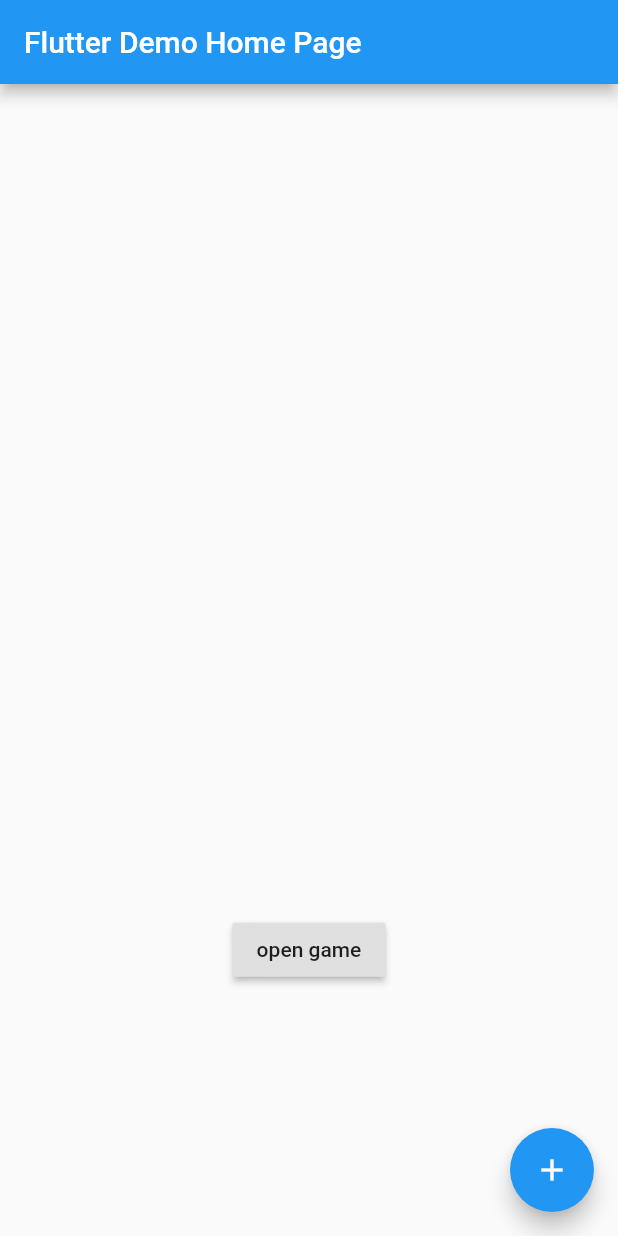
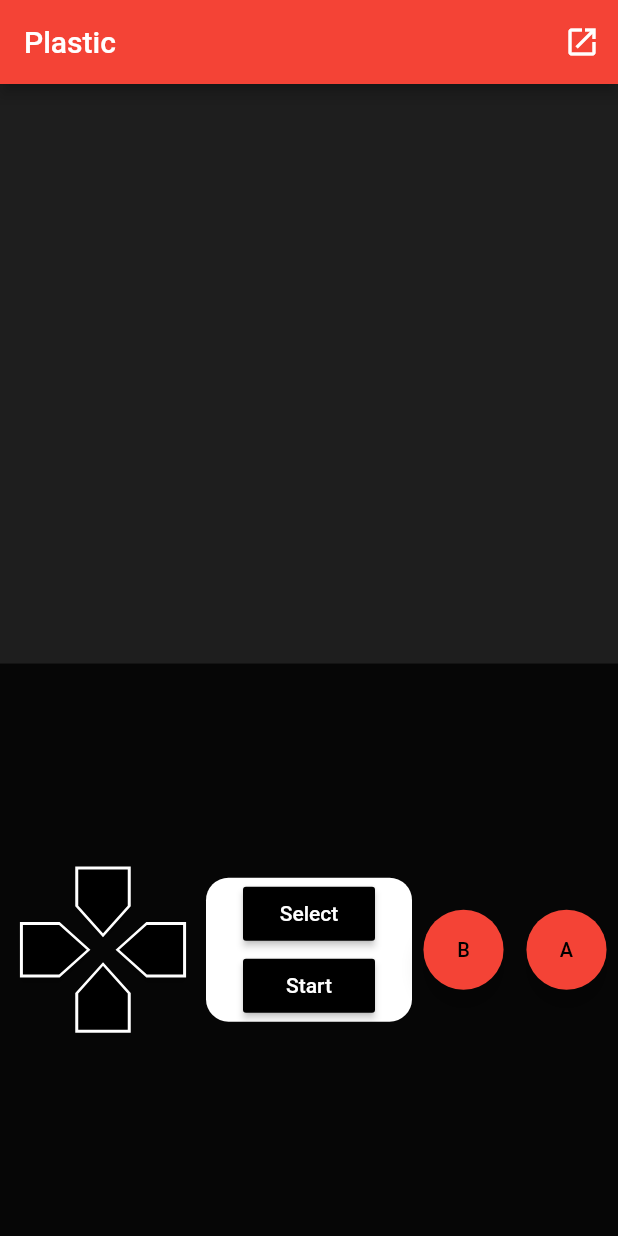
Before and after one commit to Amjad50/plastic, a Flutter app: the screen it shows after launch, on a phone screen of 412 x 824 dp. Run offline on Flutter 3.47's test engine with Material 2 defaults, Android fonts, the phone set to English and light mode, and no system bars; our stand-ins replace file_picker, synchronized; missing offline and left inert: dart:ffi, flutter_sound.

Commit message:
Mobile: added NES controller, and some UI enhancement
The controller is not the best, since button tapping event handling in
flutter is not so good :(

```diff
--- a/plastic_mobile/lib/libplastic_mobile/lib.dart
+++ b/plastic_mobile/lib/libplastic_mobile/lib.dart
@@ -16,6 +16,18 @@ DynamicLibrary _open() {
 }
 
 final _nativeLib = NativeLibrary(_dl);
+
+// used as a safer way to send buttons
+enum NesControllerKey {
+  A,
+  B,
+  Select,
+  Start,
+  Up,
+  Down,
+  Left,
+  Right,
+}
 
 /// Must be called before anything
 void setup_ffi() {
--- a/plastic_mobile/lib/main.dart
+++ b/plastic_mobile/lib/main.dart
@@ -11,6 +11,7 @@ import 'package:plastic_mobile/audio/sound_player.dart';
 import 'package:plastic_mobile/libplastic_mobile/binding.dart';
 import 'package:plastic_mobile/libplastic_mobile/lib.dart';
 import 'package:plastic_mobile/widgets/image_canvas.dart';
+import 'package:plastic_mobile/widgets/nes_controller.dart';
 import 'package:synchronized/synchronized.dart';
 
 void main() async {
@@ -24,12 +25,12 @@ class MyApp extends StatelessWidget {
   @override
   Widget build(BuildContext context) {
     return MaterialApp(
-      title: 'Flutter Demo',
-      theme: ThemeData(
-        primarySwatch: Colors.blue,
+      title: 'Plastic',
+      theme: ThemeData.dark().copyWith(
+        primaryColor: Colors.red,
         visualDensity: VisualDensity.adaptivePlatformDensity,
       ),
-      home: MyHomePage(title: 'Flutter Demo Home Page'),
+      home: MyHomePage(title: 'Plastic'),
     );
   }
 }
@@ -44,9 +45,8 @@ class MyHomePage extends StatefulWidget {
 }
 
 class _MyHomePageState extends State<MyHomePage> with WidgetsBindingObserver {
-  int _counter = 0;
   ReceivePort _port;
-  ui.Image _currentImg = null;
+  ui.Image _currentImg;
   Lock _imageDrawingLock = Lock();
   SoundPlayer _player = SoundPlayer();
 
@@ -54,20 +54,16 @@ class _MyHomePageState extends State<MyHomePage> with WidgetsBindingObserver {
   void didChangeAppLifecycleState(ui.AppLifecycleState state) {
     switch (state) {
       case AppLifecycleState.resumed:
-        print("resume");
         nes_request(NesRequestType.Resume);
         _player.resume();
         break;
       case AppLifecycleState.inactive:
-        print("inactive");
         break;
       case AppLifecycleState.paused:
-        print("pause");
         nes_request(NesRequestType.Pause);
         _player.pause();
         break;
       case AppLifecycleState.detached:
-        print("detach");
         nes_request(NesRequestType.Exit);
         _player.stop();
         _port.close();
@@ -120,12 +116,6 @@ class _MyHomePageState extends State<MyHomePage> with WidgetsBindingObserver {
     });
   }
 
-  void _clickHandler() async {
-    Isolate.spawn(run_nes, _port.sendPort);
-    _imgDrawer();
-    _player.play();
-  }
-
   @override
   void initState() {
     super.initState();
@@ -135,6 +125,11 @@ class _MyHomePageState extends State<MyHomePage> with WidgetsBindingObserver {
     setup_ffi();
 
     WidgetsBinding.instance.addObserver(this);
+
+    // start the backend stuff now
+    Isolate.spawn(run_nes, _port.sendPort);
+    _imgDrawer();
+    _player.play();
   }
 
   @override
@@ -164,20 +159,9 @@ class _MyHomePageState extends State<MyHomePage> with WidgetsBindingObserver {
     return Scaffold(
       appBar: AppBar(
         title: Text(widget.title),
-      ),
-      body: Center(
-        child: Column(
-          mainAxisAlignment: MainAxisAlignment.center,
-          children: <Widget>[
-            // drawing screen
-            Container(
-              width: _width,
-              height: _height,
-              child: CustomPaint(
-                painter: ImagePainter(_currentImg),
-              ),
-            ),
-            RaisedButton(
+        actions: [
+          IconButton(
+            icon: Icon(Icons.launch),
             onPressed: () async {
               FilePickerResult result = await FilePicker.platform.pickFiles();
 
@@ -185,15 +169,31 @@ class _MyHomePageState extends State<MyHomePage> with WidgetsBindingObserver {
                 nes_request(NesRequestType.LoadRom, result.files.first.path);
               }
             },
-              child: Text("open game"),
+          )
+        ],
+      ),
+      body: Column(
+        mainAxisAlignment: MainAxisAlignment.start,
+        mainAxisSize: MainAxisSize.max,
+        children: <Widget>[
+          // drawing screen
+          Container(
+            width: _width,
+            height: _height,
+            child: CustomPaint(
+              willChange: true,
+              painter: ImagePainter(_currentImg),
+            ),
+          ),
+          NesController(
+            onPress: (btn) {
+              nes_request(NesRequestType.ButtonPress, btn.nativeKeyIndex);
+            },
+            onRelease: (btn) {
+              nes_request(NesRequestType.ButtonRelease, btn.nativeKeyIndex);
+            },
           ),
         ],
-        ),
-      ),
-      floatingActionButton: FloatingActionButton(
-        onPressed: _clickHandler,
-        tooltip: 'Start Nes',
-        child: Icon(Icons.add),
       ),
     );
   }
--- a/plastic_mobile/lib/widgets/image_canvas.dart
+++ b/plastic_mobile/lib/widgets/image_canvas.dart
@@ -11,9 +11,12 @@ class ImagePainter extends CustomPainter {
   @override
   void paint(Canvas canvas, Size size) {
     Paint paint = Paint();
-    canvas.scale(size.width / TV_WIDTH);
     if (img != null) {
+      canvas.scale(size.width / TV_WIDTH);
       canvas.drawImage(img, Offset.zero, paint);
+    } else {
+      paint.color = Colors.black38;
+      canvas.drawRect(Offset.zero & size, paint);
     }
     canvas.save();
     canvas.restore();
--- /dev/null
+++ b/plastic_mobile/lib/widgets/nes_controller.dart
@@ -0,0 +1,204 @@
+import 'package:flutter/material.dart';
+import 'dart:math';
+
+import 'package:flutter/rendering.dart';
+import 'package:plastic_mobile/libplastic_mobile/lib.dart';
+import 'package:plastic_mobile/widgets/nes_controller_button.dart';
+import 'package:provider/provider.dart';
+
+extension NesControllerConverter on NesControllerKey {
+  int get nativeKeyIndex {
+    return NesControllerKey.values.indexOf(this);
+  }
+}
+
+class NesController extends StatelessWidget {
+  final NesKeyHandler onPress;
+  final NesKeyHandler onRelease;
+  const NesController(
+      {@required this.onPress, @required this.onRelease, Key key})
+      : assert(onPress != null),
+        assert(onRelease != null),
+        super(key: key);
+
+  Widget _buildABButtons() {
+    return Container(
+      color: Colors.black87,
+      child: FittedBox(
+        fit: BoxFit.contain,
+        child: Row(
+          mainAxisAlignment: MainAxisAlignment.center,
+          children: [
+            for (var k in [
+              [NesControllerKey.B, "B"],
+              [NesControllerKey.A, "A"],
+            ])
+              Padding(
+                padding: const EdgeInsets.symmetric(horizontal: 8.0),
+                child: NesControllerButton(
+                  nesKey: k[0],
+                  builder: (clicked) => FloatingActionButton(
+                    onPressed: () {},
+                    child: Text(k[1]),
+                    backgroundColor: clicked ? Colors.redAccent : Colors.red,
+                  ),
+                ),
+              ),
+          ],
+        ),
+      ),
+    );
+  }
+
+  Widget _buildStartSelectButtons(
+    BuildContext context,
+    BoxConstraints constraints,
+  ) {
+    List<Widget> children = [
+      for (var k in [
+        [NesControllerKey.Select, "Select"],
+        [NesControllerKey.Start, "Start"],
+      ])
+        Padding(
+          padding: const EdgeInsets.symmetric(horizontal: 8.0),
+          child: NesControllerButton(
+            nesKey: k[0],
+            builder: (clicked) => RaisedButton(
+              onPressed: () {},
+              child: Text(k[1]),
+              color: clicked ? Colors.grey : Colors.black,
+            ),
+          ),
+        ),
+    ];
+
+    Widget child;
+
+    if (constraints.maxWidth >
+        Theme.of(context).buttonTheme.minWidth * 2 + 16) {
+      child = Row(
+        mainAxisAlignment: MainAxisAlignment.center,
+        children: children,
+      );
+    } else {
+      child = Column(
+        mainAxisAlignment: MainAxisAlignment.center,
+        children: children,
+      );
+    }
+
+    return ButtonTheme(
+      colorScheme: ColorScheme.dark(),
+      child: Container(
+        color: Colors.black87,
+        child: Column(
+          mainAxisAlignment: MainAxisAlignment.center,
+          crossAxisAlignment: CrossAxisAlignment.stretch,
+          children: [
+            Container(
+              decoration: ShapeDecoration(
+                color: Colors.white,
+                shape: RoundedRectangleBorder(
+                  borderRadius: BorderRadius.circular(15),
+                ),
+              ),
+              child: child,
+            ),
+          ],
+        ),
+      ),
+    );
+  }
+
+  Widget _buildTwoArrowButtons(NesControllerKey key1, NesControllerKey key2) {
+    return Row(
+      mainAxisAlignment: MainAxisAlignment.center,
+      children: [
+        NesControllerButton(
+          nesKey: key1,
+          builder: (clicked) => RaisedButton(
+            shape: BeveledRectangleBorder(
+              side: BorderSide(color: Colors.white),
+              borderRadius: BorderRadius.horizontal(right: Radius.circular(20)),
+            ),
+            onPressed: () {},
+            color: clicked ? Colors.grey : Colors.black,
+          ),
+        ),
+        Padding(padding: EdgeInsets.only(left: 16)),
+        NesControllerButton(
+          nesKey: key2,
+          builder: (clicked) => RaisedButton(
+            shape: BeveledRectangleBorder(
+              side: BorderSide(color: Colors.white),
+              borderRadius: BorderRadius.horizontal(left: Radius.circular(20)),
+            ),
+            onPressed: () {},
+            color: clicked ? Colors.grey : Colors.black,
+          ),
+        ),
+      ],
+    );
+  }
+
+  Widget _buildArrowButtons(BuildContext _context, BoxConstraints constraints) {
+    double size = constraints.maxWidth > constraints.maxHeight
+        ? constraints.maxHeight
+        : constraints.maxWidth;
+
+    return ButtonTheme(
+      minWidth: size / 3,
+      child: Container(
+        color: Colors.black87,
+        child: Stack(
+          alignment: AlignmentDirectional.center,
+          children: [
+            Transform.rotate(
+              angle: pi / 2,
+              child: _buildTwoArrowButtons(
+                NesControllerKey.Up,
+                NesControllerKey.Down,
+              ),
+            ),
+            _buildTwoArrowButtons(NesControllerKey.Left, NesControllerKey.Right)
+          ],
+        ),
+      ),
+    );
+  }
+
+  @override
+  Widget build(BuildContext context) {
+    return Provider(
+      create: (_context) => NesKeyHandlerProvider(onPress, onRelease),
+      builder: (context, child) {
+        return Expanded(
+          child: Column(
+            crossAxisAlignment: CrossAxisAlignment.stretch,
+            children: [
+              Expanded(
+                child: Row(
+                  mainAxisAlignment: MainAxisAlignment.spaceBetween,
+                  crossAxisAlignment: CrossAxisAlignment.stretch,
+                  children: [
+                    Expanded(
+                      child: LayoutBuilder(
+                        builder: _buildArrowButtons,
+                      ),
+                    ),
+                    Expanded(
+                      child: LayoutBuilder(
+                        builder: _buildStartSelectButtons,
+                      ),
+                    ),
+                    Expanded(child: _buildABButtons()),
+                  ],
+                ),
+              )
+            ],
+          ),
+        );
+      },
+    );
+  }
+}
--- /dev/null
+++ b/plastic_mobile/lib/widgets/nes_controller_button.dart
@@ -0,0 +1,75 @@
+import 'dart:async';
+
+import 'package:flutter/material.dart';
+import 'package:plastic_mobile/libplastic_mobile/lib.dart';
+import 'package:provider/provider.dart';
+
+typedef NesKeyHandler = void Function(NesControllerKey);
+typedef NesClickBuilder = Widget Function(bool);
+
+class NesKeyHandlerProvider {
+  final NesKeyHandler onPress;
+  final NesKeyHandler onRelease;
+
+  NesKeyHandlerProvider(this.onPress, this.onRelease)
+      : assert(onPress != null),
+        assert(onRelease != null);
+}
+
+class NesControllerButton extends StatefulWidget {
+  final NesClickBuilder builder;
+  final NesControllerKey nesKey;
+
+  NesControllerButton({
+    Key key,
+    this.nesKey,
+    @required this.builder,
+  })  : assert(builder != null),
+        super(key: key);
+
+  @override
+  _NesControllerButtonState createState() => _NesControllerButtonState();
+}
+
+class _NesControllerButtonState extends State<NesControllerButton> {
+  bool _clicked = false;
+  bool _holding = false;
+  // adds a delay before releasing the button. (for fast tapping).
+  Completer completer = Completer();
+
+  @override
+  Widget build(BuildContext context) {
+    NesKeyHandlerProvider provider = context.watch<NesKeyHandlerProvider>();
+
+    void _press(_) {
+      setState(() {
+        _clicked = true;
+      });
+      completer = Completer();
+      Future.delayed(Duration(milliseconds: 10))
+          .then((value) => completer.complete());
+      provider.onPress(widget.nesKey);
+    }
+
+    void _release(_) async {
+      await completer.future;
+      setState(() {
+        _clicked = false;
+      });
+      provider.onRelease(widget.nesKey);
+    }
+
+    return GestureDetector(
+      behavior: HitTestBehavior.translucent,
+      child: IgnorePointer(child: widget.builder(_clicked)),
+      onTapUp: _release,
+      // FIXME: would be better if we support long press
+      // onLongPressEnd: _release,
+      // onLongPressStart: _press,
+      onTapDown: _press,
+      onTapCancel: () {
+        _release(null);
+      },
+    );
+  }
+}
--- a/plastic_mobile/pubspec.yaml
+++ b/plastic_mobile/pubspec.yaml
@@ -15,6 +15,7 @@ dependencies:
   file_picker: ^2.0.12
   synchronized: ^2.2.0+2
   flutter_sound: ^6.4.2+1
+  provider: ^4.3.2+2
 
 
   # The following adds the Cupertino Icons font to your application.
```
Also changed, not shown: plastic_mobile/pubspec.lock. Lines whose indentation alone changed are shown as unchanged.
